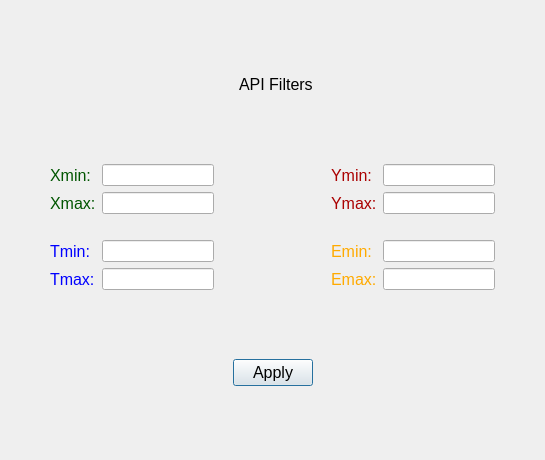
This is nasagamma/win_api_filters.ui in mauricioAyllon/NASA-gamma as Qt 5 draws it before an edit. The edited form follows.
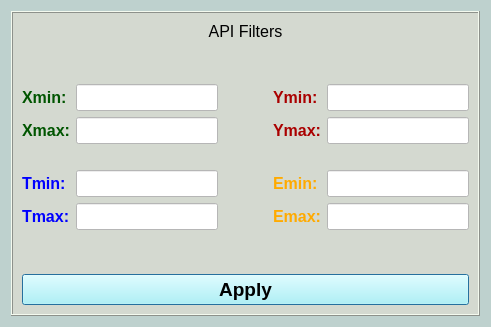
This is the edited form.

```diff
--- a/nasagamma/win_api_filters.ui
+++ b/nasagamma/win_api_filters.ui
@@ -6,92 +6,30 @@
    <rect>
     <x>0</x>
     <y>0</y>
-    <width>545</width>
-    <height>460</height>
+    <width>491</width>
+    <height>327</height>
    </rect>
   </property>
   <property name="windowTitle">
    <string>Dialog</string>
   </property>
+  <property name="styleSheet">
+   <string notr="true">background-color: rgb(190, 209, 206);</string>
+  </property>
   <layout class="QGridLayout" name="gridLayout_2">
-   <item row="0" column="3">
-    <spacer name="verticalSpacer_3">
-     <property name="orientation">
-      <enum>Qt::Vertical</enum>
+   <item row="0" column="0">
+    <widget class="QFrame" name="frame">
+     <property name="styleSheet">
+      <string notr="true">background-color: rgb(212, 217, 208);</string>
      </property>
-     <property name="sizeHint" stdset="0">
-      <size>
-       <width>20</width>
-       <height>44</height>
-      </size>
+     <property name="frameShape">
+      <enum>QFrame::Box</enum>
      </property>
-    </spacer>
-   </item>
-   <item row="1" column="1" colspan="2">
-    <spacer name="horizontalSpacer_4">
-     <property name="orientation">
-      <enum>Qt::Horizontal</enum>
+     <property name="frameShadow">
+      <enum>QFrame::Raised</enum>
      </property>
-     <property name="sizeHint" stdset="0">
-      <size>
-       <width>183</width>
-       <height>20</height>
-      </size>
-     </property>
-    </spacer>
-   </item>
-   <item row="1" column="3">
-    <widget class="QLabel" name="label">
-     <property name="font">
-      <font>
-       <pointsize>12</pointsize>
-      </font>
-     </property>
-     <property name="text">
-      <string>API Filters</string>
-     </property>
-    </widget>
-   </item>
-   <item row="1" column="4">
-    <spacer name="horizontalSpacer_5">
-     <property name="orientation">
-      <enum>Qt::Horizontal</enum>
-     </property>
-     <property name="sizeHint" stdset="0">
-      <size>
-       <width>176</width>
-       <height>20</height>
-      </size>
-     </property>
-    </spacer>
-   </item>
-   <item row="2" column="3">
-    <spacer name="verticalSpacer_6">
-     <property name="orientation">
-      <enum>Qt::Vertical</enum>
-     </property>
-     <property name="sizeHint" stdset="0">
-      <size>
-       <width>20</width>
-       <height>45</height>
-      </size>
-     </property>
-    </spacer>
-   </item>
+     <layout class="QGridLayout" name="gridLayout_3">
    <item row="3" column="0">
-    <spacer name="horizontalSpacer_2">
-     <property name="orientation">
-      <enum>Qt::Horizontal</enum>
-     </property>
-     <property name="sizeHint" stdset="0">
-      <size>
-       <width>17</width>
-       <height>20</height>
-      </size>
-     </property>
-    </spacer>
-   </item>
-   <item row="3" column="1" colspan="4">
     <layout class="QGridLayout" name="gridLayout">
      <item row="0" column="0">
       <widget class="QLabel" name="label_t_half">
@@ -107,6 +45,33 @@
             </color>
            </brush>
           </colorrole>
+             <colorrole role="Button">
+              <brush brushstyle="SolidPattern">
+               <color alpha="255">
+                <red>212</red>
+                <green>217</green>
+                <blue>208</blue>
+               </color>
+              </brush>
+             </colorrole>
+             <colorrole role="Base">
+              <brush brushstyle="SolidPattern">
+               <color alpha="255">
+                <red>212</red>
+                <green>217</green>
+                <blue>208</blue>
+               </color>
+              </brush>
+             </colorrole>
+             <colorrole role="Window">
+              <brush brushstyle="SolidPattern">
+               <color alpha="255">
+                <red>212</red>
+                <green>217</green>
+                <blue>208</blue>
+               </color>
+              </brush>
+             </colorrole>
          </active>
          <inactive>
           <colorrole role="WindowText">
@@ -118,6 +83,33 @@
             </color>
            </brush>
           </colorrole>
+             <colorrole role="Button">
+              <brush brushstyle="SolidPattern">
+               <color alpha="255">
+                <red>212</red>
+                <green>217</green>
+                <blue>208</blue>
+               </color>
+              </brush>
+             </colorrole>
+             <colorrole role="Base">
+              <brush brushstyle="SolidPattern">
+               <color alpha="255">
+                <red>212</red>
+                <green>217</green>
+                <blue>208</blue>
+               </color>
+              </brush>
+             </colorrole>
+             <colorrole role="Window">
+              <brush brushstyle="SolidPattern">
+               <color alpha="255">
+                <red>212</red>
+                <green>217</green>
+                <blue>208</blue>
+               </color>
+              </brush>
+             </colorrole>
          </inactive>
          <disabled>
           <colorrole role="WindowText">
@@ -129,6 +121,33 @@
             </color>
            </brush>
           </colorrole>
+             <colorrole role="Button">
+              <brush brushstyle="SolidPattern">
+               <color alpha="255">
+                <red>212</red>
+                <green>217</green>
+                <blue>208</blue>
+               </color>
+              </brush>
+             </colorrole>
+             <colorrole role="Base">
+              <brush brushstyle="SolidPattern">
+               <color alpha="255">
+                <red>212</red>
+                <green>217</green>
+                <blue>208</blue>
+               </color>
+              </brush>
+             </colorrole>
+             <colorrole role="Window">
+              <brush brushstyle="SolidPattern">
+               <color alpha="255">
+                <red>212</red>
+                <green>217</green>
+                <blue>208</blue>
+               </color>
+              </brush>
+             </colorrole>
          </disabled>
         </palette>
        </property>
@@ -138,12 +157,21 @@
         </font>
        </property>
        <property name="text">
-        <string>Xmin:</string>
+           <string>&lt;html&gt;&lt;head/&gt;&lt;body&gt;&lt;p&gt;&lt;span style=&quot; font-size:12pt; font-weight:600;&quot;&gt;Xmin:&lt;/span&gt;&lt;/p&gt;&lt;/body&gt;&lt;/html&gt;</string>
        </property>
       </widget>
      </item>
      <item row="0" column="1">
-      <widget class="QLineEdit" name="xmin_txt"/>
+         <widget class="QLineEdit" name="xmin_txt">
+          <property name="font">
+           <font>
+            <pointsize>12</pointsize>
+           </font>
+          </property>
+          <property name="styleSheet">
+           <string notr="true">background-color: rgb(255, 255, 255);</string>
+          </property>
+         </widget>
      </item>
      <item row="0" column="3">
       <widget class="QLabel" name="label_t_half_3">
@@ -159,6 +187,33 @@
             </color>
            </brush>
           </colorrole>
+             <colorrole role="Button">
+              <brush brushstyle="SolidPattern">
+               <color alpha="255">
+                <red>212</red>
+                <green>217</green>
+                <blue>208</blue>
+               </color>
+              </brush>
+             </colorrole>
+             <colorrole role="Base">
+              <brush brushstyle="SolidPattern">
+               <color alpha="255">
+                <red>212</red>
+                <green>217</green>
+                <blue>208</blue>
+               </color>
+              </brush>
+             </colorrole>
+             <colorrole role="Window">
+              <brush brushstyle="SolidPattern">
+               <color alpha="255">
+                <red>212</red>
+                <green>217</green>
+                <blue>208</blue>
+               </color>
+              </brush>
+             </colorrole>
          </active>
          <inactive>
           <colorrole role="WindowText">
@@ -170,6 +225,33 @@
             </color>
            </brush>
           </colorrole>
+             <colorrole role="Button">
+              <brush brushstyle="SolidPattern">
+               <color alpha="255">
+                <red>212</red>
+                <green>217</green>
+                <blue>208</blue>
+               </color>
+              </brush>
+             </colorrole>
+             <colorrole role="Base">
+              <brush brushstyle="SolidPattern">
+               <color alpha="255">
+                <red>212</red>
+                <green>217</green>
+                <blue>208</blue>
+               </color>
+              </brush>
+             </colorrole>
+             <colorrole role="Window">
+              <brush brushstyle="SolidPattern">
+               <color alpha="255">
+                <red>212</red>
+                <green>217</green>
+                <blue>208</blue>
+               </color>
+              </brush>
+             </colorrole>
          </inactive>
          <disabled>
           <colorrole role="WindowText">
@@ -181,6 +263,33 @@
             </color>
            </brush>
           </colorrole>
+             <colorrole role="Button">
+              <brush brushstyle="SolidPattern">
+               <color alpha="255">
+                <red>212</red>
+                <green>217</green>
+                <blue>208</blue>
+               </color>
+              </brush>
+             </colorrole>
+             <colorrole role="Base">
+              <brush brushstyle="SolidPattern">
+               <color alpha="255">
+                <red>212</red>
+                <green>217</green>
+                <blue>208</blue>
+               </color>
+              </brush>
+             </colorrole>
+             <colorrole role="Window">
+              <brush brushstyle="SolidPattern">
+               <color alpha="255">
+                <red>212</red>
+                <green>217</green>
+                <blue>208</blue>
+               </color>
+              </brush>
+             </colorrole>
          </disabled>
         </palette>
        </property>
@@ -190,12 +299,20 @@
         </font>
        </property>
        <property name="text">
-        <string>Ymin:</string>
+           <string>&lt;html&gt;&lt;head/&gt;&lt;body&gt;&lt;p&gt;&lt;span style=&quot; font-size:12pt; font-weight:600;&quot;&gt;Ymin:&lt;/span&gt;&lt;/p&gt;&lt;/body&gt;&lt;/html&gt;</string>
        </property>
       </widget>
      </item>
      <item row="0" column="4">
       <widget class="QLineEdit" name="ymin_txt">
+          <property name="font">
+           <font>
+            <pointsize>12</pointsize>
+           </font>
+          </property>
+          <property name="styleSheet">
+           <string notr="true">background-color: rgb(255, 255, 255);</string>
+          </property>
        <property name="text">
         <string/>
        </property>
@@ -215,6 +332,33 @@
             </color>
            </brush>
           </colorrole>
+             <colorrole role="Button">
+              <brush brushstyle="SolidPattern">
+               <color alpha="255">
+                <red>212</red>
+                <green>217</green>
+                <blue>208</blue>
+               </color>
+              </brush>
+             </colorrole>
+             <colorrole role="Base">
+              <brush brushstyle="SolidPattern">
+               <color alpha="255">
+                <red>212</red>
+                <green>217</green>
+                <blue>208</blue>
+               </color>
+              </brush>
+             </colorrole>
+             <colorrole role="Window">
+              <brush brushstyle="SolidPattern">
+               <color alpha="255">
+                <red>212</red>
+                <green>217</green>
+                <blue>208</blue>
+               </color>
+              </brush>
+             </colorrole>
          </active>
          <inactive>
           <colorrole role="WindowText">
@@ -226,6 +370,33 @@
             </color>
            </brush>
           </colorrole>
+             <colorrole role="Button">
+              <brush brushstyle="SolidPattern">
+               <color alpha="255">
+                <red>212</red>
+                <green>217</green>
+                <blue>208</blue>
+               </color>
+              </brush>
+             </colorrole>
+             <colorrole role="Base">
+              <brush brushstyle="SolidPattern">
+               <color alpha="255">
+                <red>212</red>
+                <green>217</green>
+                <blue>208</blue>
+               </color>
+              </brush>
+             </colorrole>
+             <colorrole role="Window">
+              <brush brushstyle="SolidPattern">
+               <color alpha="255">
+                <red>212</red>
+                <green>217</green>
+                <blue>208</blue>
+               </color>
+              </brush>
+             </colorrole>
          </inactive>
          <disabled>
           <colorrole role="WindowText">
@@ -237,6 +408,33 @@
             </color>
            </brush>
           </colorrole>
+             <colorrole role="Button">
+              <brush brushstyle="SolidPattern">
+               <color alpha="255">
+                <red>212</red>
+                <green>217</green>
+                <blue>208</blue>
+               </color>
+              </brush>
+             </colorrole>
+             <colorrole role="Base">
+              <brush brushstyle="SolidPattern">
+               <color alpha="255">
+                <red>212</red>
+                <green>217</green>
+                <blue>208</blue>
+               </color>
+              </brush>
+             </colorrole>
+             <colorrole role="Window">
+              <brush brushstyle="SolidPattern">
+               <color alpha="255">
+                <red>212</red>
+                <green>217</green>
+                <blue>208</blue>
+               </color>
+              </brush>
+             </colorrole>
          </disabled>
         </palette>
        </property>
@@ -246,12 +444,21 @@
         </font>
        </property>
        <property name="text">
-        <string>Xmax:</string>
+           <string>&lt;html&gt;&lt;head/&gt;&lt;body&gt;&lt;p&gt;&lt;span style=&quot; font-size:12pt; font-weight:600;&quot;&gt;Xmax:&lt;/span&gt;&lt;/p&gt;&lt;/body&gt;&lt;/html&gt;</string>
        </property>
       </widget>
      </item>
      <item row="1" column="1">
-      <widget class="QLineEdit" name="xmax_txt"/>
+         <widget class="QLineEdit" name="xmax_txt">
+          <property name="font">
+           <font>
+            <pointsize>12</pointsize>
+           </font>
+          </property>
+          <property name="styleSheet">
+           <string notr="true">background-color: rgb(255, 255, 255);</string>
+          </property>
+         </widget>
      </item>
      <item row="1" column="3">
       <widget class="QLabel" name="label_t_half_4">
@@ -267,6 +474,33 @@
             </color>
            </brush>
           </colorrole>
+             <colorrole role="Button">
+              <brush brushstyle="SolidPattern">
+               <color alpha="255">
+                <red>212</red>
+                <green>217</green>
+                <blue>208</blue>
+               </color>
+              </brush>
+             </colorrole>
+             <colorrole role="Base">
+              <brush brushstyle="SolidPattern">
+               <color alpha="255">
+                <red>212</red>
+                <green>217</green>
+                <blue>208</blue>
+               </color>
+              </brush>
+             </colorrole>
+             <colorrole role="Window">
+              <brush brushstyle="SolidPattern">
+               <color alpha="255">
+                <red>212</red>
+                <green>217</green>
+                <blue>208</blue>
+               </color>
+              </brush>
+             </colorrole>
          </active>
          <inactive>
           <colorrole role="WindowText">
@@ -278,6 +512,33 @@
             </color>
            </brush>
           </colorrole>
+             <colorrole role="Button">
+              <brush brushstyle="SolidPattern">
+               <color alpha="255">
+                <red>212</red>
+                <green>217</green>
+                <blue>208</blue>
+               </color>
+              </brush>
+             </colorrole>
+             <colorrole role="Base">
+              <brush brushstyle="SolidPattern">
+               <color alpha="255">
+                <red>212</red>
+                <green>217</green>
+                <blue>208</blue>
+               </color>
+              </brush>
+             </colorrole>
+             <colorrole role="Window">
+              <brush brushstyle="SolidPattern">
+               <color alpha="255">
+                <red>212</red>
+                <green>217</green>
+                <blue>208</blue>
+               </color>
+              </brush>
+             </colorrole>
          </inactive>
          <disabled>
           <colorrole role="WindowText">
@@ -289,6 +550,33 @@
             </color>
            </brush>
           </colorrole>
+             <colorrole role="Button">
+              <brush brushstyle="SolidPattern">
+               <color alpha="255">
+                <red>212</red>
+                <green>217</green>
+                <blue>208</blue>
+               </color>
+              </brush>
+             </colorrole>
+             <colorrole role="Base">
+              <brush brushstyle="SolidPattern">
+               <color alpha="255">
+                <red>212</red>
+                <green>217</green>
+                <blue>208</blue>
+               </color>
+              </brush>
+             </colorrole>
+             <colorrole role="Window">
+              <brush brushstyle="SolidPattern">
+               <color alpha="255">
+                <red>212</red>
+                <green>217</green>
+                <blue>208</blue>
+               </color>
+              </brush>
+             </colorrole>
          </disabled>
         </palette>
        </property>
@@ -298,12 +586,21 @@
         </font>
        </property>
        <property name="text">
-        <string>Ymax:</string>
+           <string>&lt;html&gt;&lt;head/&gt;&lt;body&gt;&lt;p&gt;&lt;span style=&quot; font-size:12pt; font-weight:600;&quot;&gt;Ymax:&lt;/span&gt;&lt;/p&gt;&lt;/body&gt;&lt;/html&gt;</string>
        </property>
       </widget>
      </item>
      <item row="1" column="4">
-      <widget class="QLineEdit" name="ymax_txt"/>
+         <widget class="QLineEdit" name="ymax_txt">
+          <property name="font">
+           <font>
+            <pointsize>12</pointsize>
+           </font>
+          </property>
+          <property name="styleSheet">
+           <string notr="true">background-color: rgb(255, 255, 255);</string>
+          </property>
+         </widget>
      </item>
      <item row="2" column="1">
       <spacer name="verticalSpacer">
@@ -358,6 +655,33 @@
             </color>
            </brush>
           </colorrole>
+             <colorrole role="Button">
+              <brush brushstyle="SolidPattern">
+               <color alpha="255">
+                <red>212</red>
+                <green>217</green>
+                <blue>208</blue>
+               </color>
+              </brush>
+             </colorrole>
+             <colorrole role="Base">
+              <brush brushstyle="SolidPattern">
+               <color alpha="255">
+                <red>212</red>
+                <green>217</green>
+                <blue>208</blue>
+               </color>
+              </brush>
+             </colorrole>
+             <colorrole role="Window">
+              <brush brushstyle="SolidPattern">
+               <color alpha="255">
+                <red>212</red>
+                <green>217</green>
+                <blue>208</blue>
+               </color>
+              </brush>
+             </colorrole>
          </active>
          <inactive>
           <colorrole role="WindowText">
@@ -369,6 +693,33 @@
             </color>
            </brush>
           </colorrole>
+             <colorrole role="Button">
+              <brush brushstyle="SolidPattern">
+               <color alpha="255">
+                <red>212</red>
+                <green>217</green>
+                <blue>208</blue>
+               </color>
+              </brush>
+             </colorrole>
+             <colorrole role="Base">
+              <brush brushstyle="SolidPattern">
+               <color alpha="255">
+                <red>212</red>
+                <green>217</green>
+                <blue>208</blue>
+               </color>
+              </brush>
+             </colorrole>
+             <colorrole role="Window">
+              <brush brushstyle="SolidPattern">
+               <color alpha="255">
+                <red>212</red>
+                <green>217</green>
+                <blue>208</blue>
+               </color>
+              </brush>
+             </colorrole>
          </inactive>
          <disabled>
           <colorrole role="WindowText">
@@ -380,6 +731,33 @@
             </color>
            </brush>
           </colorrole>
+             <colorrole role="Button">
+              <brush brushstyle="SolidPattern">
+               <color alpha="255">
+                <red>212</red>
+                <green>217</green>
+                <blue>208</blue>
+               </color>
+              </brush>
+             </colorrole>
+             <colorrole role="Base">
+              <brush brushstyle="SolidPattern">
+               <color alpha="255">
+                <red>212</red>
+                <green>217</green>
+                <blue>208</blue>
+               </color>
+              </brush>
+             </colorrole>
+             <colorrole role="Window">
+              <brush brushstyle="SolidPattern">
+               <color alpha="255">
+                <red>212</red>
+                <green>217</green>
+                <blue>208</blue>
+               </color>
+              </brush>
+             </colorrole>
          </disabled>
         </palette>
        </property>
@@ -389,12 +767,21 @@
         </font>
        </property>
        <property name="text">
-        <string>Tmin:</string>
+           <string>&lt;html&gt;&lt;head/&gt;&lt;body&gt;&lt;p&gt;&lt;span style=&quot; font-size:12pt; font-weight:600;&quot;&gt;Tmin:&lt;/span&gt;&lt;/p&gt;&lt;/body&gt;&lt;/html&gt;</string>
        </property>
       </widget>
      </item>
      <item row="3" column="1">
-      <widget class="QLineEdit" name="tmin_txt"/>
+         <widget class="QLineEdit" name="tmin_txt">
+          <property name="font">
+           <font>
+            <pointsize>12</pointsize>
+           </font>
+          </property>
+          <property name="styleSheet">
+           <string notr="true">background-color: rgb(255, 255, 255);</string>
+          </property>
+         </widget>
      </item>
      <item row="3" column="3">
       <widget class="QLabel" name="label_t_half_7">
@@ -410,6 +797,33 @@
             </color>
            </brush>
           </colorrole>
+             <colorrole role="Button">
+              <brush brushstyle="SolidPattern">
+               <color alpha="255">
+                <red>212</red>
+                <green>217</green>
+                <blue>208</blue>
+               </color>
+              </brush>
+             </colorrole>
+             <colorrole role="Base">
+              <brush brushstyle="SolidPattern">
+               <color alpha="255">
+                <red>212</red>
+                <green>217</green>
+                <blue>208</blue>
+               </color>
+              </brush>
+             </colorrole>
+             <colorrole role="Window">
+              <brush brushstyle="SolidPattern">
+               <color alpha="255">
+                <red>212</red>
+                <green>217</green>
+                <blue>208</blue>
+               </color>
+              </brush>
+             </colorrole>
          </active>
          <inactive>
           <colorrole role="WindowText">
@@ -421,6 +835,33 @@
             </color>
            </brush>
           </colorrole>
+             <colorrole role="Button">
+              <brush brushstyle="SolidPattern">
+               <color alpha="255">
+                <red>212</red>
+                <green>217</green>
+                <blue>208</blue>
+               </color>
+              </brush>
+             </colorrole>
+             <colorrole role="Base">
+              <brush brushstyle="SolidPattern">
+               <color alpha="255">
+                <red>212</red>
+                <green>217</green>
+                <blue>208</blue>
+               </color>
+              </brush>
+             </colorrole>
+             <colorrole role="Window">
+              <brush brushstyle="SolidPattern">
+               <color alpha="255">
+                <red>212</red>
+                <green>217</green>
+                <blue>208</blue>
+               </color>
+              </brush>
+             </colorrole>
          </inactive>
          <disabled>
           <colorrole role="WindowText">
@@ -432,6 +873,33 @@
             </color>
            </brush>
           </colorrole>
+             <colorrole role="Button">
+              <brush brushstyle="SolidPattern">
+               <color alpha="255">
+                <red>212</red>
+                <green>217</green>
+                <blue>208</blue>
+               </color>
+              </brush>
+             </colorrole>
+             <colorrole role="Base">
+              <brush brushstyle="SolidPattern">
+               <color alpha="255">
+                <red>212</red>
+                <green>217</green>
+                <blue>208</blue>
+               </color>
+              </brush>
+             </colorrole>
+             <colorrole role="Window">
+              <brush brushstyle="SolidPattern">
+               <color alpha="255">
+                <red>212</red>
+                <green>217</green>
+                <blue>208</blue>
+               </color>
+              </brush>
+             </colorrole>
          </disabled>
         </palette>
        </property>
@@ -441,12 +909,20 @@
         </font>
        </property>
        <property name="text">
-        <string>Emin:</string>
+           <string>&lt;html&gt;&lt;head/&gt;&lt;body&gt;&lt;p&gt;&lt;span style=&quot; font-size:12pt; font-weight:600;&quot;&gt;Emin:&lt;/span&gt;&lt;/p&gt;&lt;/body&gt;&lt;/html&gt;</string>
        </property>
       </widget>
      </item>
      <item row="3" column="4">
       <widget class="QLineEdit" name="emin_txt">
+          <property name="font">
+           <font>
+            <pointsize>12</pointsize>
+           </font>
+          </property>
+          <property name="styleSheet">
+           <string notr="true">background-color: rgb(255, 255, 255);</string>
+          </property>
        <property name="text">
         <string/>
        </property>
@@ -466,6 +942,33 @@
             </color>
            </brush>
           </colorrole>
+             <colorrole role="Button">
+              <brush brushstyle="SolidPattern">
+               <color alpha="255">
+                <red>212</red>
+                <green>217</green>
+                <blue>208</blue>
+               </color>
+              </brush>
+             </colorrole>
+             <colorrole role="Base">
+              <brush brushstyle="SolidPattern">
+               <color alpha="255">
+                <red>212</red>
+                <green>217</green>
+                <blue>208</blue>
+               </color>
+              </brush>
+             </colorrole>
+             <colorrole role="Window">
+              <brush brushstyle="SolidPattern">
+               <color alpha="255">
+                <red>212</red>
+                <green>217</green>
+                <blue>208</blue>
+               </color>
+              </brush>
+             </colorrole>
          </active>
          <inactive>
           <colorrole role="WindowText">
@@ -477,6 +980,33 @@
             </color>
            </brush>
           </colorrole>
+             <colorrole role="Button">
+              <brush brushstyle="SolidPattern">
+               <color alpha="255">
+                <red>212</red>
+                <green>217</green>
+                <blue>208</blue>
+               </color>
+              </brush>
+             </colorrole>
+             <colorrole role="Base">
+              <brush brushstyle="SolidPattern">
+               <color alpha="255">
+                <red>212</red>
+                <green>217</green>
+                <blue>208</blue>
+               </color>
+              </brush>
+             </colorrole>
+             <colorrole role="Window">
+              <brush brushstyle="SolidPattern">
+               <color alpha="255">
+                <red>212</red>
+                <green>217</green>
+                <blue>208</blue>
+               </color>
+              </brush>
+             </colorrole>
          </inactive>
          <disabled>
           <colorrole role="WindowText">
@@ -488,6 +1018,33 @@
             </color>
            </brush>
           </colorrole>
+             <colorrole role="Button">
+              <brush brushstyle="SolidPattern">
+               <color alpha="255">
+                <red>212</red>
+                <green>217</green>
+                <blue>208</blue>
+               </color>
+              </brush>
+             </colorrole>
+             <colorrole role="Base">
+              <brush brushstyle="SolidPattern">
+               <color alpha="255">
+                <red>212</red>
+                <green>217</green>
+                <blue>208</blue>
+               </color>
+              </brush>
+             </colorrole>
+             <colorrole role="Window">
+              <brush brushstyle="SolidPattern">
+               <color alpha="255">
+                <red>212</red>
+                <green>217</green>
+                <blue>208</blue>
+               </color>
+              </brush>
+             </colorrole>
          </disabled>
         </palette>
        </property>
@@ -497,12 +1054,21 @@
         </font>
        </property>
        <property name="text">
-        <string>Tmax:</string>
+           <string>&lt;html&gt;&lt;head/&gt;&lt;body&gt;&lt;p&gt;&lt;span style=&quot; font-size:12pt; font-weight:600;&quot;&gt;Tmax:&lt;/span&gt;&lt;/p&gt;&lt;/body&gt;&lt;/html&gt;</string>
        </property>
       </widget>
      </item>
      <item row="4" column="1">
-      <widget class="QLineEdit" name="tmax_txt"/>
+         <widget class="QLineEdit" name="tmax_txt">
+          <property name="font">
+           <font>
+            <pointsize>12</pointsize>
+           </font>
+          </property>
+          <property name="styleSheet">
+           <string notr="true">background-color: rgb(255, 255, 255);</string>
+          </property>
+         </widget>
      </item>
      <item row="4" column="3">
       <widget class="QLabel" name="label_t_half_6">
@@ -518,6 +1084,33 @@
             </color>
            </brush>
           </colorrole>
+             <colorrole role="Button">
+              <brush brushstyle="SolidPattern">
+               <color alpha="255">
+                <red>212</red>
+                <green>217</green>
+                <blue>208</blue>
+               </color>
+              </brush>
+             </colorrole>
+             <colorrole role="Base">
+              <brush brushstyle="SolidPattern">
+               <color alpha="255">
+                <red>212</red>
+                <green>217</green>
+                <blue>208</blue>
+               </color>
+              </brush>
+             </colorrole>
+             <colorrole role="Window">
+              <brush brushstyle="SolidPattern">
+               <color alpha="255">
+                <red>212</red>
+                <green>217</green>
+                <blue>208</blue>
+               </color>
+              </brush>
+             </colorrole>
          </active>
          <inactive>
           <colorrole role="WindowText">
@@ -529,6 +1122,33 @@
             </color>
            </brush>
           </colorrole>
+             <colorrole role="Button">
+              <brush brushstyle="SolidPattern">
+               <color alpha="255">
+                <red>212</red>
+                <green>217</green>
+                <blue>208</blue>
+               </color>
+              </brush>
+             </colorrole>
+             <colorrole role="Base">
+              <brush brushstyle="SolidPattern">
+               <color alpha="255">
+                <red>212</red>
+                <green>217</green>
+                <blue>208</blue>
+               </color>
+              </brush>
+             </colorrole>
+             <colorrole role="Window">
+              <brush brushstyle="SolidPattern">
+               <color alpha="255">
+                <red>212</red>
+                <green>217</green>
+                <blue>208</blue>
+               </color>
+              </brush>
+             </colorrole>
          </inactive>
          <disabled>
           <colorrole role="WindowText">
@@ -540,6 +1160,33 @@
             </color>
            </brush>
           </colorrole>
+             <colorrole role="Button">
+              <brush brushstyle="SolidPattern">
+               <color alpha="255">
+                <red>212</red>
+                <green>217</green>
+                <blue>208</blue>
+               </color>
+              </brush>
+             </colorrole>
+             <colorrole role="Base">
+              <brush brushstyle="SolidPattern">
+               <color alpha="255">
+                <red>212</red>
+                <green>217</green>
+                <blue>208</blue>
+               </color>
+              </brush>
+             </colorrole>
+             <colorrole role="Window">
+              <brush brushstyle="SolidPattern">
+               <color alpha="255">
+                <red>212</red>
+                <green>217</green>
+                <blue>208</blue>
+               </color>
+              </brush>
+             </colorrole>
          </disabled>
         </palette>
        </property>
@@ -549,80 +1196,70 @@
         </font>
        </property>
        <property name="text">
-        <string>Emax:</string>
+           <string>&lt;html&gt;&lt;head/&gt;&lt;body&gt;&lt;p&gt;&lt;span style=&quot; font-size:12pt; font-weight:600;&quot;&gt;Emax:&lt;/span&gt;&lt;/p&gt;&lt;/body&gt;&lt;/html&gt;</string>
        </property>
       </widget>
      </item>
      <item row="4" column="4">
-      <widget class="QLineEdit" name="emax_txt"/>
+         <widget class="QLineEdit" name="emax_txt">
+          <property name="font">
+           <font>
+            <pointsize>12</pointsize>
+           </font>
+          </property>
+          <property name="styleSheet">
+           <string notr="true">background-color: rgb(255, 255, 255);</string>
+          </property>
+         </widget>
      </item>
     </layout>
    </item>
-   <item row="3" column="5">
-    <spacer name="horizontalSpacer_3">
-     <property name="orientation">
-      <enum>Qt::Horizontal</enum>
-     </property>
-     <property name="sizeHint" stdset="0">
-      <size>
-       <width>17</width>
-       <height>20</height>
-      </size>
-     </property>
-    </spacer>
-   </item>
-   <item row="4" column="3">
-    <spacer name="verticalSpacer_5">
-     <property name="orientation">
-      <enum>Qt::Vertical</enum>
-     </property>
-     <property name="sizeHint" stdset="0">
-      <size>
-       <width>20</width>
-       <height>44</height>
-      </size>
-     </property>
-    </spacer>
-   </item>
-   <item row="5" column="1">
-    <spacer name="horizontalSpacer_6">
-     <property name="orientation">
-      <enum>Qt::Horizontal</enum>
-     </property>
-     <property name="sizeHint" stdset="0">
-      <size>
-       <width>176</width>
-       <height>20</height>
-      </size>
-     </property>
-    </spacer>
-   </item>
-   <item row="5" column="2" colspan="2">
+      <item row="1" column="0">
+       <widget class="QLabel" name="label">
+        <property name="font">
+         <font>
+          <pointsize>12</pointsize>
+         </font>
+        </property>
+        <property name="text">
+         <string>API Filters</string>
+        </property>
+        <property name="alignment">
+         <set>Qt::AlignCenter</set>
+        </property>
+       </widget>
+      </item>
+      <item row="5" column="0">
     <widget class="QPushButton" name="button_api_apply">
      <property name="font">
       <font>
-       <pointsize>12</pointsize>
-      </font>
-     </property>
+          <pointsize>14</pointsize>
+          <weight>75</weight>
+          <bold>true</bold>
+         </font>
+        </property>
+        <property name="styleSheet">
+         <string notr="true">background-color: rgb(170, 255, 255);</string>
+        </property>
      <property name="text">
       <string>Apply</string>
      </property>
     </widget>
    </item>
-   <item row="5" column="4">
-    <spacer name="horizontalSpacer_7">
+      <item row="4" column="0">
+       <spacer name="verticalSpacer_3">
      <property name="orientation">
-      <enum>Qt::Horizontal</enum>
+         <enum>Qt::Vertical</enum>
      </property>
      <property name="sizeHint" stdset="0">
       <size>
-       <width>176</width>
-       <height>20</height>
+          <width>20</width>
+          <height>40</height>
       </size>
      </property>
     </spacer>
    </item>
-   <item row="6" column="3">
+      <item row="2" column="0">
     <spacer name="verticalSpacer_4">
      <property name="orientation">
       <enum>Qt::Vertical</enum>
@@ -630,10 +1267,13 @@
      <property name="sizeHint" stdset="0">
       <size>
        <width>20</width>
-       <height>44</height>
+          <height>40</height>
       </size>
      </property>
     </spacer>
+      </item>
+     </layout>
+    </widget>
    </item>
   </layout>
  </widget>
```
Lines whose indentation alone changed are shown as unchanged.
